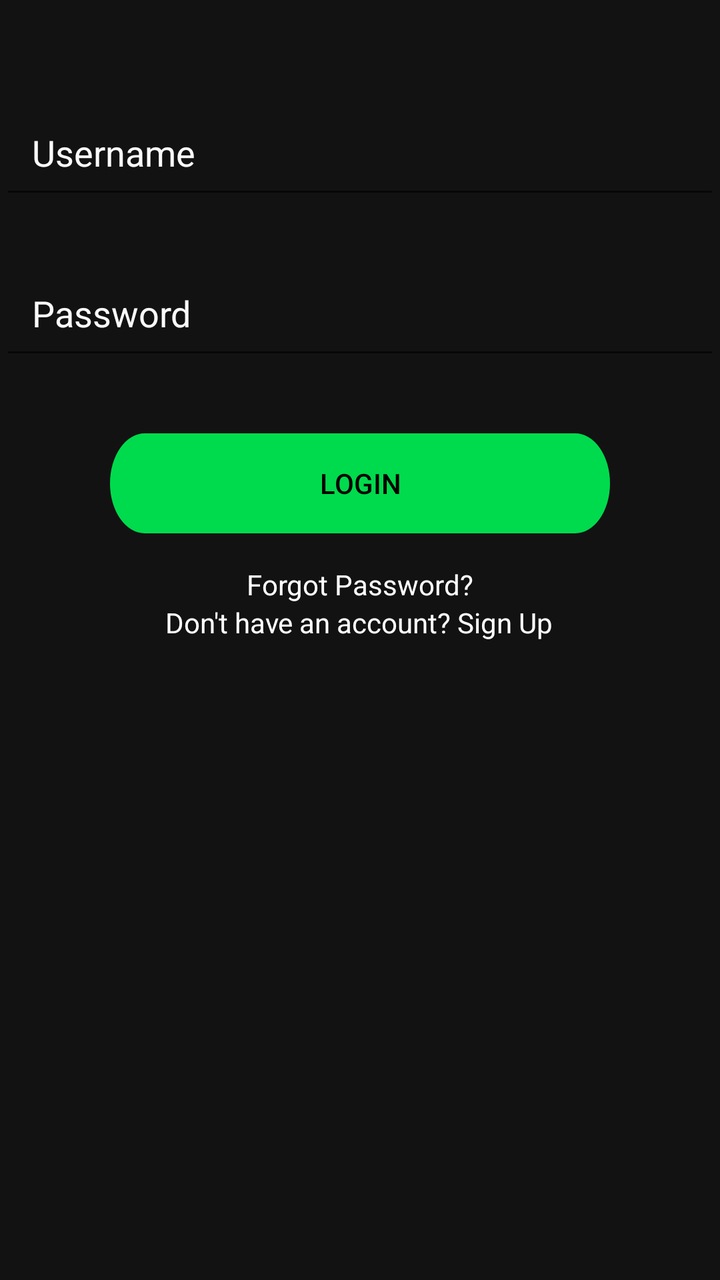
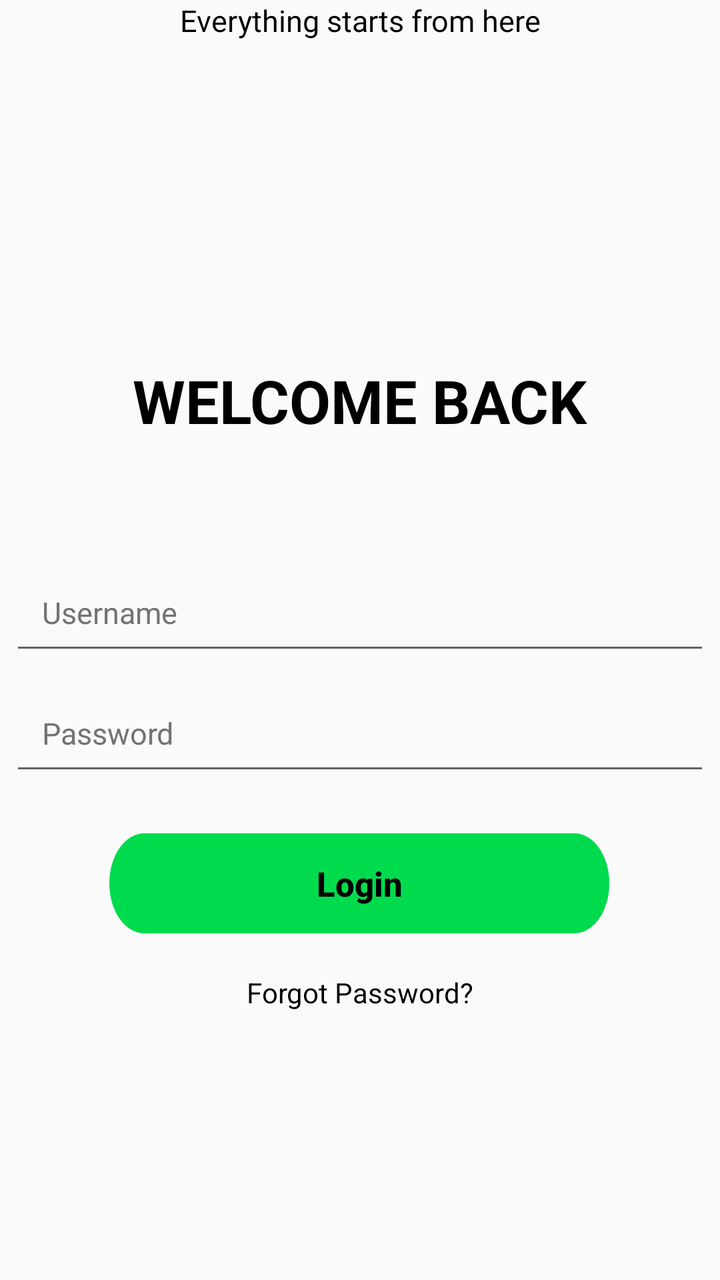

An Android layout rendered at two revisions. The XML below is the earlier revision; the diff shows what the commit changed to produce the second picture.
<!-- AndroidManifest.xml: application theme Theme.Achordpany -->
<!-- res/layout/activity_login.xml -->
<?xml version="1.0" encoding="utf-8"?>
<androidx.constraintlayout.widget.ConstraintLayout xmlns:android="http://schemas.android.com/apk/res/android"
    xmlns:app="http://schemas.android.com/apk/res-auto"
    xmlns:tools="http://schemas.android.com/tools"
    android:layout_width="match_parent"
    android:layout_height="match_parent"
    android:background="@color/background_dark"
    tools:context="com.example.achordpany.MainActivity">

    

    
    <androidx.appcompat.widget.AppCompatEditText
        android:id="@+id/editTextUsername"
        android:layout_width="0dp"
        android:layout_height="wrap_content"
        android:layout_marginTop="48dp"
        android:hint="Username"
        android:padding="16dp"
        android:textColorHint="#FFFAFAFA"
        app:layout_constraintEnd_toEndOf="parent"
        app:layout_constraintHorizontal_bias="0.0"
        app:layout_constraintStart_toStartOf="parent"
        app:layout_constraintTop_toTopOf="parent" />

    <androidx.appcompat.widget.AppCompatEditText
        android:id="@+id/editTextPassword"
        android:layout_width="0dp"
        android:layout_height="wrap_content"
        android:hint="Password"
        android:textColorHint="#FFFAFAFA"
        android:padding="16dp"
        android:layout_marginTop="24dp"
        android:inputType="textPassword"
        app:layout_constraintTop_toBottomOf="@+id/editTextUsername"
        app:layout_constraintStart_toStartOf="parent"
        app:layout_constraintEnd_toEndOf="parent"
        app:layout_constraintHorizontal_bias="0.5"/>

    
    <Button
        android:id="@+id/buttonLogin"
        android:layout_width="250dp"
        android:layout_height="50dp"
        android:text="Login"
        android:textColor="@android:color/black"
        android:layout_marginTop="32dp"
        app:layout_constraintTop_toBottomOf="@+id/editTextPassword"
        app:layout_constraintStart_toStartOf="parent"
        app:layout_constraintEnd_toEndOf="parent"
        app:layout_constraintHorizontal_bias="0.5"
        android:background="@drawable/btn_login_light"
        android:paddingLeft="16dp"
        android:paddingRight="16dp" /> 


    
    <TextView
        android:id="@+id/textForgotPassword"
        android:layout_width="wrap_content"
        android:layout_height="wrap_content"
        android:text="Forgot Password?"
        android:textColor="@android:color/white"
        android:textSize="14sp"
        android:layout_marginTop="16dp"
        android:layout_marginBottom="16dp"
        app:layout_constraintTop_toBottomOf="@+id/buttonLogin"
        app:layout_constraintStart_toStartOf="parent"
        app:layout_constraintEnd_toEndOf="parent"
        app:layout_constraintHorizontal_bias="0.5"/>

    
    <TextView
        android:id="@+id/textSignUp"
        android:layout_width="wrap_content"
        android:layout_height="wrap_content"
        android:text="Don't have an account? Sign Up"
        android:textColor="@android:color/white"
        android:textSize="14sp"
        app:layout_constraintEnd_toEndOf="parent"
        app:layout_constraintHorizontal_bias="0.497"
        app:layout_constraintStart_toStartOf="parent"
        app:layout_constraintTop_toBottomOf="@id/textForgotPassword" />

</androidx.constraintlayout.widget.ConstraintLayout>
<!-- resources referenced by this layout -->
<resources>
  <color name="background_dark">#FF121212</color>
  <!-- drawable btn_login_light (drawable) -->
  <vector xmlns:android="http://schemas.android.com/apk/res/android"
      android:width="266dp"
      android:height="37dp"
      android:viewportWidth="266"
      android:viewportHeight="37">
    <path
        android:pathData="M18.5,0L247.5,0A18.5,18.5 0,0 1,266 18.5L266,18.5A18.5,18.5 0,0 1,247.5 37L18.5,37A18.5,18.5 0,0 1,0 18.5L0,18.5A18.5,18.5 0,0 1,18.5 0z"
        android:fillColor="#00DB4D"/>
  </vector>
  <style name="Theme.Achordpany" parent="Theme.MaterialComponents.DayNight.DarkActionBar">
          
          <item name="android:windowBackground">@color/background_light</item>
          
          <item name="colorPrimary">@color/light_green</item>
          <item name="colorPrimaryVariant">@color/light_green_700</item>
          <item name="colorOnPrimary">@color/text_dark</item>
          
          <item name="colorSecondary">@color/dark_green_200</item>
          <item name="colorSecondaryVariant">@color/dark_green_700</item>
          <item name="colorOnSecondary">@color/text_dark</item>
          
          <item name="android:statusBarColor">?attr/colorPrimaryVariant</item>
          
      </style>
  <color name="background_light">#FFFAFAFA</color>
  <color name="light_green">#FF1DD360</color>
  <color name="light_green_700">#FF11843C</color>
  <color name="text_dark">#FF121212</color>
  <color name="dark_green_200">#FFAEFFCB</color>
  <color name="dark_green_700">#FF009635</color>
</resources>

<!-- the commit's change to res/layout/activity_login.xml (unified diff, before → after) -->
@@ -4,82 +4,121 @@
     xmlns:tools="http://schemas.android.com/tools"
     android:layout_width="match_parent"
     android:layout_height="match_parent"
-    android:background="@color/background_dark"
+    android:background="@color/background_light"
     tools:context="com.example.achordpany.MainActivity">
 
     
 
     
+
+
+    <TextView
+        android:id="@+id/heading1"
+        android:layout_width="wrap_content"
+        android:layout_height="wrap_content"
+        android:layout_marginTop="180dp"
+        android:text="WELCOME BACK"
+        android:textColor="@android:color/black"
+        android:textSize="30sp"
+        android:textStyle="bold"
+        app:layout_constraintEnd_toEndOf="parent"
+        app:layout_constraintStart_toStartOf="parent"
+        app:layout_constraintTop_margin="16dp"
+        app:layout_constraintTop_toTopOf="parent"
+        tools:ignore="HardcodedText" />
+
+    <TextView
+        android:id="@+id/heading2"
+        android:layout_width="wrap_content"
+        android:layout_height="wrap_content"
+        android:text="Everything starts from here"
+        android:textColor="@android:color/black"
+        android:textSize="15sp"
+        app:layout_constraintEnd_toEndOf="parent"
+        app:layout_constraintStart_toStartOf="parent"
+        app:layout_constraintStart_toBottomOf="parent"
+        app:layout_constraintTop_margin="16dp"
+        tools:ignore="HardcodedText"
+        tools:layout_editor_absoluteY="220dp" />
+
     <androidx.appcompat.widget.AppCompatEditText
         android:id="@+id/editTextUsername"
-        android:layout_width="0dp"
+        android:layout_width="350dp"
         android:layout_height="wrap_content"
-        android:layout_marginTop="48dp"
+        android:layout_marginTop="280dp"
         android:hint="Username"
         android:padding="16dp"
-        android:textColorHint="#FFFAFAFA"
+        android:textColorHint="#737373"
+        android:textSize="15sp"
         app:layout_constraintEnd_toEndOf="parent"
-        app:layout_constraintHorizontal_bias="0.0"
+        app:layout_constraintHorizontal_bias="0.491"
         app:layout_constraintStart_toStartOf="parent"
-        app:layout_constraintTop_toTopOf="parent" />
+        app:layout_constraintTop_toTopOf="parent"
+        tools:ignore="HardcodedText" />
 
     <androidx.appcompat.widget.AppCompatEditText
         android:id="@+id/editTextPassword"
-        android:layout_width="0dp"
+        android:layout_width="350dp"
         android:layout_height="wrap_content"
+        android:layout_marginTop="8dp"
         android:hint="Password"
-        android:textColorHint="#FFFAFAFA"
+        android:inputType="textPassword"
         android:padding="16dp"
-        android:layout_marginTop="24dp"
-        android:inputType="textPassword"
+        android:textColorHint="#737373"
+        android:textSize="15sp"
+        app:layout_constraintEnd_toEndOf="parent"
+        app:layout_constraintHorizontal_bias="0.491"
+        app:layout_constraintStart_toStartOf="parent"
         app:layout_constraintTop_toBottomOf="@+id/editTextUsername"
-        app:layout_constraintStart_toStartOf="parent"
-        app:layout_constraintEnd_toEndOf="parent"
-        app:layout_constraintHorizontal_bias="0.5"/>
+        tools:ignore="HardcodedText" />
 
-    
     <Button
         android:id="@+id/buttonLogin"
         android:layout_width="250dp"
         android:layout_height="50dp"
-        android:text="Login"
-        android:textColor="@android:color/black"
-        android:layout_marginTop="32dp"
-        app:layout_constraintTop_toBottomOf="@+id/editTextPassword"
-        app:layout_constraintStart_toStartOf="parent"
-        app:layout_constraintEnd_toEndOf="parent"
-        app:layout_constraintHorizontal_bias="0.5"
+        android:layout_marginTop="24dp"
         android:background="@drawable/btn_login_light"
         android:paddingLeft="16dp"
-        android:paddingRight="16dp" /> 
+        android:paddingRight="16dp"
+        android:text="Login"
+        android:textAllCaps="false"
+        android:textColor="@android:color/black"
+        android:textSize="17sp"
+        android:textStyle="bold"
+        app:layout_constraintEnd_toEndOf="parent"
+        app:layout_constraintHorizontal_bias="0.496"
+        app:layout_constraintStart_toStartOf="parent"
+        app:layout_constraintTop_toBottomOf="@id/editTextPassword"
+        tools:ignore="HardcodedText" />
 
+    <TextView
+        android:id="@+id/textnoacccount"
+        android:layout_width="wrap_content"
+        android:layout_height="wrap_content"
+        android:layout_marginTop="152dp"
+        android:text="Don't have an account?"
+        android:textColor="@android:color/black"
+        android:textSize="14sp"
+        app:layout_constraintEnd_toEndOf="parent"
+        app:layout_constraintHorizontal_bias="0.498"
+        app:layout_constraintStart_toStartOf="parent"
+        app:layout_constraintTop_toBottomOf="@id/textForgotPassword"
+        tools:ignore="HardcodedText" />
 
-    
     <TextView
         android:id="@+id/textForgotPassword"
         android:layout_width="wrap_content"
         android:layout_height="wrap_content"
+        android:layout_marginTop="20dp"
         android:text="Forgot Password?"
-        android:textColor="@android:color/white"
-        android:textSize="14sp"
-        android:layout_marginTop="16dp"
-        android:layout_marginBottom="16dp"
-        app:layout_constraintTop_toBottomOf="@+id/buttonLogin"
-        app:layout_constraintStart_toStartOf="parent"
-        app:layout_constraintEnd_toEndOf="parent"
-        app:layout_constraintHorizontal_bias="0.5"/>
-
-    
-    <TextView
-        android:id="@+id/textSignUp"
-        android:layout_width="wrap_content"
-        android:layout_height="wrap_content"
-        android:text="Don't have an account? Sign Up"
-        android:textColor="@android:color/white"
+        android:textColor="@android:color/black"
         android:textSize="14sp"
         app:layout_constraintEnd_toEndOf="parent"
-        app:layout_constraintHorizontal_bias="0.497"
         app:layout_constraintStart_toStartOf="parent"
-        app:layout_constraintTop_toBottomOf="@id/textForgotPassword" />
+        app:layout_constraintTop_toBottomOf="@id/buttonLogin"
+        tools:ignore="HardcodedText" />
+
+
+
 
 </androidx.constraintlayout.widget.ConstraintLayout>
<!-- resource entries referenced after the edit -->
@@ -1,6 +1,6 @@
 <!-- resources referenced by this layout -->
 <resources>
-  <color name="background_dark">#FF121212</color>
+  <color name="background_light">#FFFAFAFA</color>
   <!-- drawable btn_login_light (drawable) -->
   <vector xmlns:android="http://schemas.android.com/apk/res/android"
       android:width="266dp"
@@ -26,7 +26,6 @@
           <item name="android:statusBarColor">?attr/colorPrimaryVariant</item>
           
       </style>
-  <color name="background_light">#FFFAFAFA</color>
   <color name="light_green">#FF1DD360</color>
   <color name="light_green_700">#FF11843C</color>
   <color name="text_dark">#FF121212</color>
